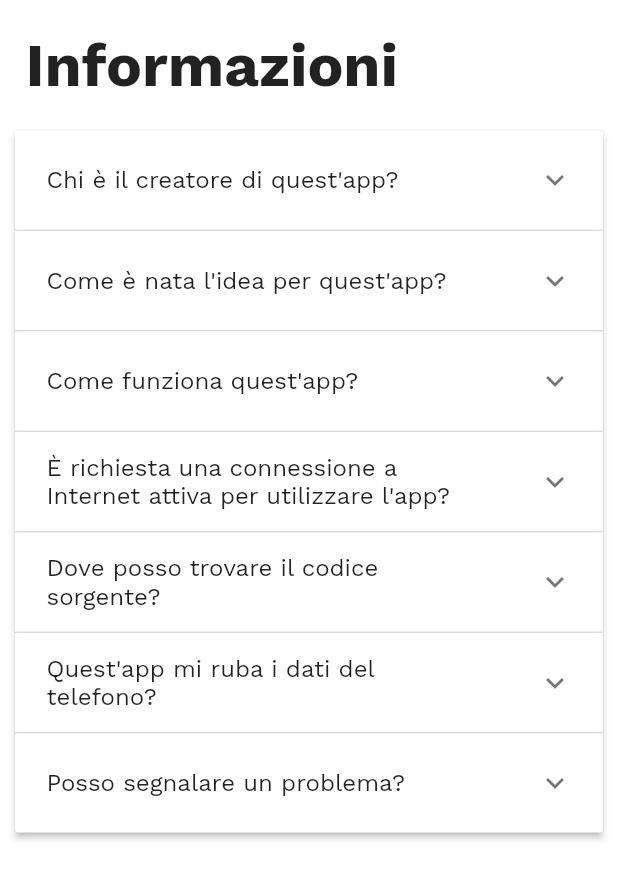
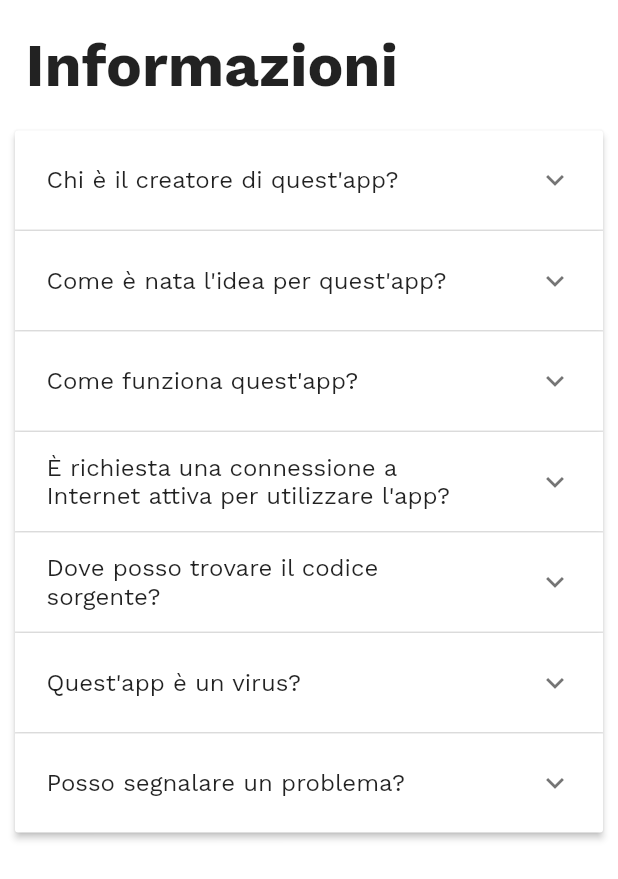
Before and after one commit to lorenzodbr/cosa-abbiamo-dopo, a Flutter app: the InfoPage screen opened directly, on a phone screen of 412 x 824 dp. Shown: the top 879 px of the screen. Run offline on Flutter 3.47's test engine with Material 2 defaults, Android fonts, the phone set to English and light mode, and no system bars; our stand-ins replace carousel_slider, get_storage, google_fonts, package_info_plus, shared_preferences, smooth_page_indicator; missing offline and left inert: clean_settings, flutter_displaymode; accounts and stored records are empty; network calls fail; statements that could not run were skipped.

Commit message:
Minor refactoring and fixes

```diff
--- a/lib/pages/homepage.dart
+++ b/lib/pages/homepage.dart
@@ -87,7 +87,7 @@ class _HomePageState extends State<HomePage> {
       child: Row(
         children: [
           Text(
-            _savedClass + ' | ' + _formattedDate,
+            (_savedClass != '' ? _savedClass + ' | ' : '') + _formattedDate,
             style: const TextStyle(fontSize: 18, color: CustomColors.grey),
           ),
         ],
--- a/lib/pages/info_page.dart
+++ b/lib/pages/info_page.dart
@@ -94,9 +94,9 @@ class _InfoPageState extends State<InfoPage> {
       ],
     ),
     ItemModel(
-      header: "Quest'app mi ruba i dati del telefono?",
+      header: "Quest'app è un virus?",
       body: [
-        "No.",
+        "No, fa solo quello per cui è stata pensata. Niente malware, trojan, ransomware o miner di Bitcoin.",
         "Ma se vuoi controllare personalmente, puoi aprire la pagina del progetto e navigare nel codice."
       ],
     ),
--- a/lib/pages/settings_page.dart
+++ b/lib/pages/settings_page.dart
@@ -85,9 +85,9 @@ class _SettingsState extends State<Settings> {
                 Utils.setSavedClass(getClassesSnapshot.data![v]);
 
                 try {
-                  List<MarconiLesson> data = await Utils.getData(context);
+                  String data = await Utils.getRawData(context);
 
-                  if (data.isEmpty) {
+                  if (data == '') {
                     Utils.setSavedClass(previousClass);
 
                     Navigator.pop(context);
```
Also changed, not shown: lib/globals/utils.dart (+1 -7 lines).
